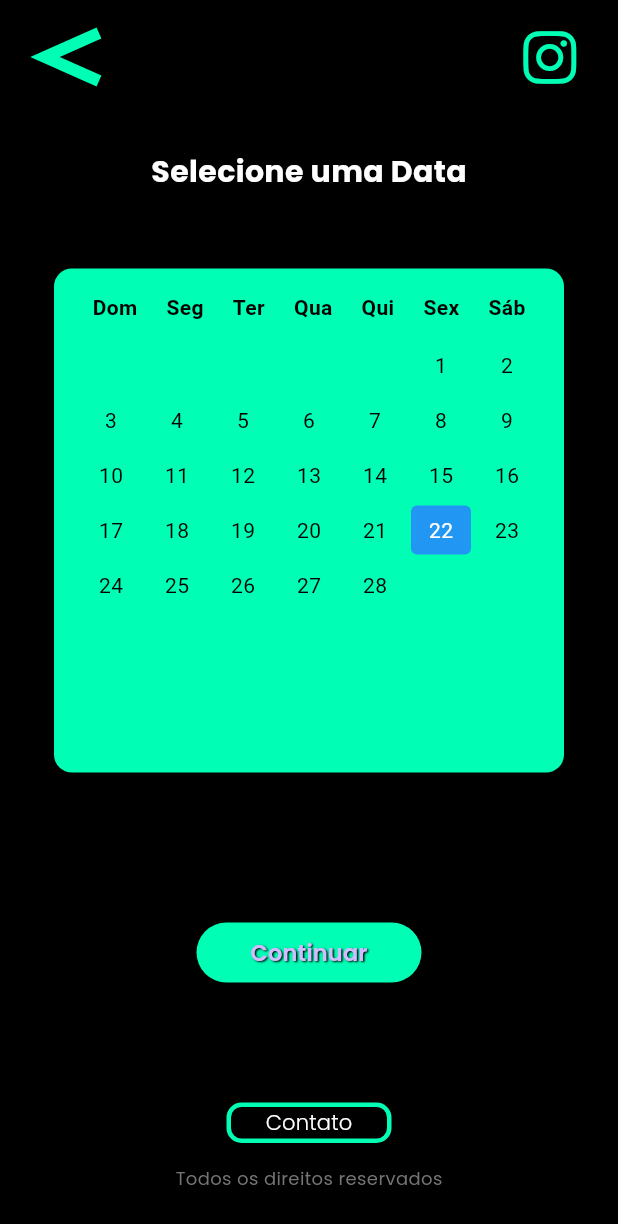
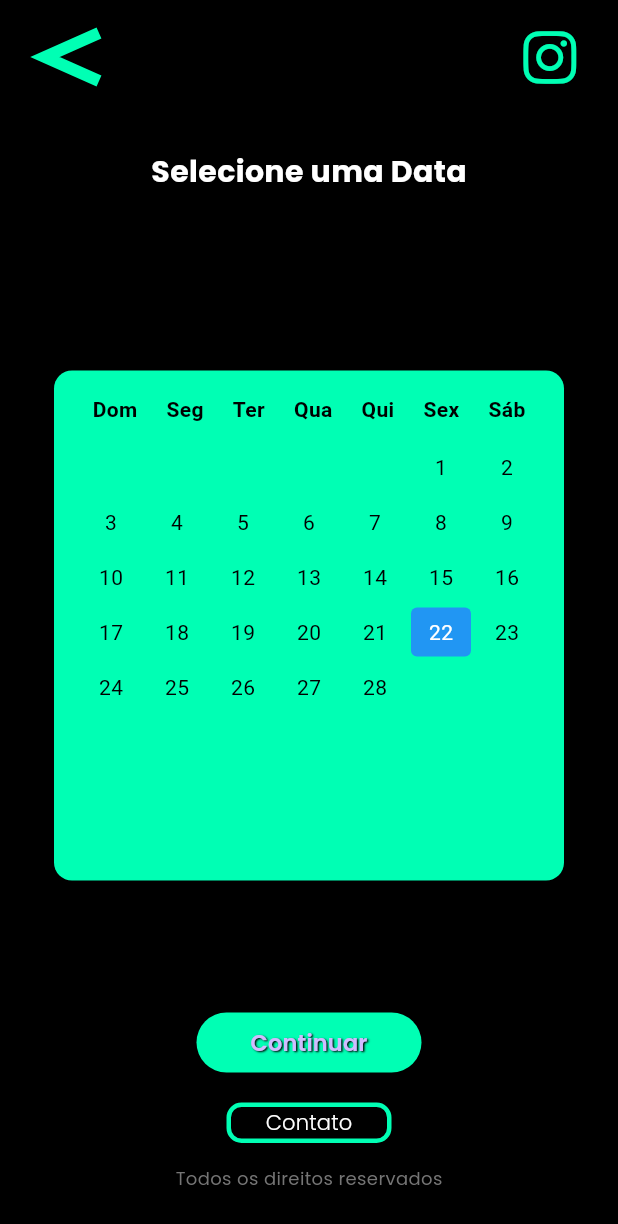
Before and after one commit to thiagofern4ndo/app-barber-shop, a Flutter app: the screen it shows after launch, on a phone screen of 412 x 824 dp. Shown: the top 1224 px of the screen. Run offline on Flutter 3.47's test engine with Material 3 defaults, Android fonts, the phone set to English and light mode, and no system bars; our stand-ins replace font_awesome_flutter, google_fonts.

Commit message:
Atualiza pag7.dart com CalendarButton, CustomButton, InstagramIconButton e CustomBackButton

```diff
--- a/lib/screens/pag7.dart
+++ b/lib/screens/pag7.dart
@@ -38,11 +38,28 @@ class _CalendarScreenState extends State<CalendarScreen> {
       backgroundColor: Colors.black,
       body: Stack(
         children: [
+          Positioned(
+            top: 10,
+            left: 20,
+            child: CustomBackButton(
+              onPressed: () {
+                Navigator.of(context).pop();
+              },
+            ), // Adiciona o CustomBackButton no canto superior direito
+          ),
+          Positioned(
+            top: 10,
+            right: 20,
+            child:
+                InstagramIconButton(), // Adiciona o IconButton no canto superior direito
+          ),
           Column(
             children: [
               // Título "Selecione uma Data"
               Padding(
-                padding: EdgeInsets.only(top: 100, bottom: 50), // 10 pixels acima e 10 abaixo do título
+                padding: EdgeInsets.only(
+                    top: 100,
+                    bottom: 50), // 10 pixels acima e 10 abaixo do título
                 child: Text(
                   'Selecione uma Data',
                   style: GoogleFonts.poppins(
@@ -63,7 +80,7 @@ class _CalendarScreenState extends State<CalendarScreen> {
               ),
               // Botão "Continuar"
               Padding(
-                padding: EdgeInsets.only(bottom: 80, top: 100),
+                padding: EdgeInsets.only(bottom: 20, top: 20),
                 child: CustomButton(
                   text: 'Continuar',
                   onPressed: () {
@@ -89,26 +106,6 @@ class _CalendarScreenState extends State<CalendarScreen> {
               ),
             ],
           ),
-          Positioned(
-            top: 10,
-            left: 20,
-            child: CustomBackButton(
-              onPressed: () {
-                Navigator.of(context).pop();
-              },
-            ), // Adiciona o CustomBackButton no canto superior direito
-
-          ),
-          Positioned(
-            top: 10,
-            right: 20,
-            child: InstagramIconButton(
-
-
-
-            ), // Adiciona o IconButton no canto superior direito
-
-          ),
         ],
       ),
     );
```
